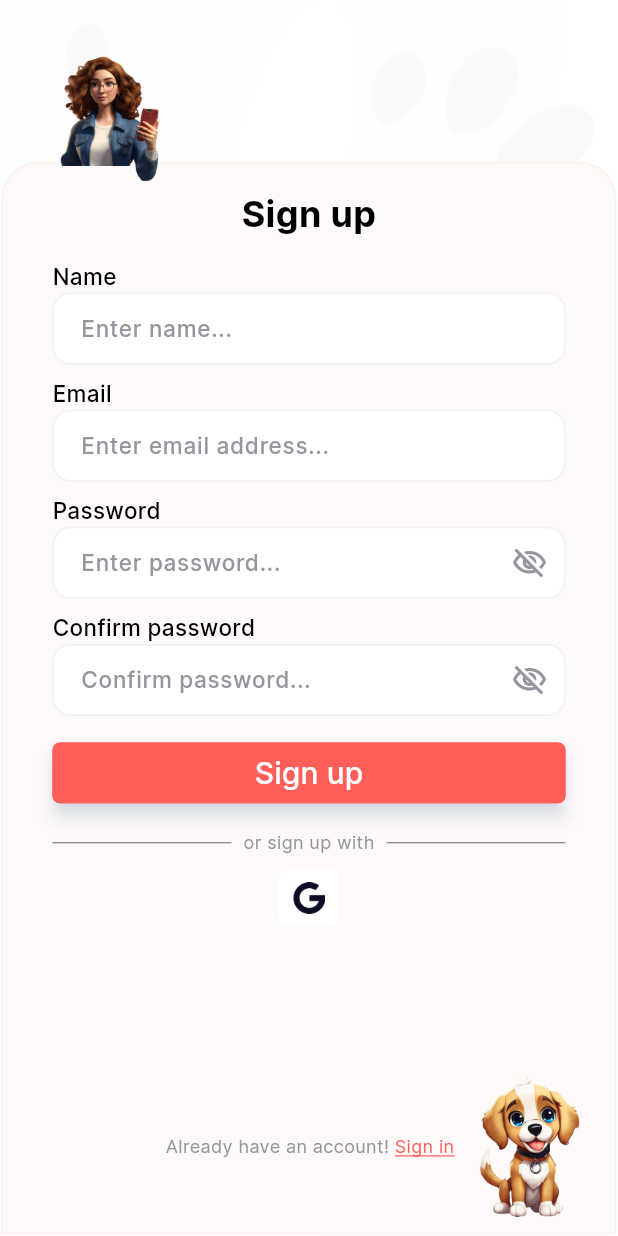
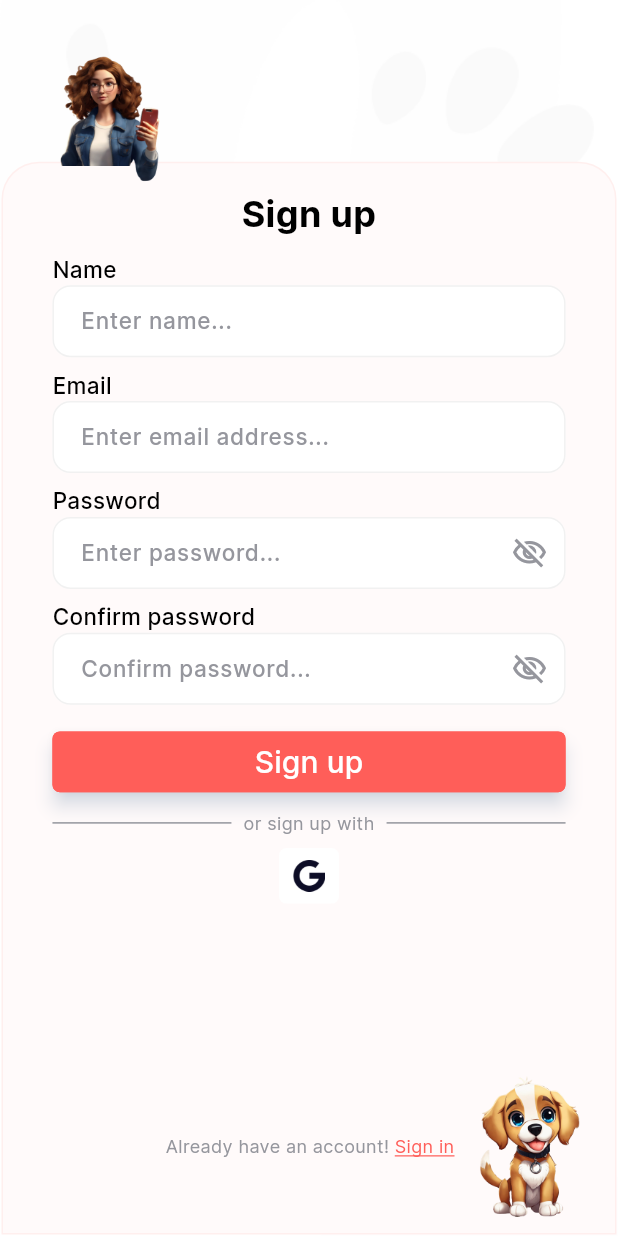
Before and after one commit to the-whitebox/CV-Lab, a Flutter app: the screen it shows after launch, after a tap on "Sign up", on a phone screen of 412 x 824 dp. Run offline on Flutter 3.47's test engine with Material 3 defaults, Android fonts, the phone set to English and light mode, and no system bars; our stand-ins replace dotted_border, file_picker, get, get_storage, google_sign_in, image_picker and 6 more; network calls fail.

Commit message:
homeview and profile view design fix

```diff
--- a/lib/screens/bottom_bar/bottom_nav_bar.dart
+++ b/lib/screens/bottom_bar/bottom_nav_bar.dart
@@ -32,6 +32,8 @@ class BottomBarState extends State<BottomBar> {
         child: _buildPage(_currentIndex),
       ),
       bottomNavigationBar: BottomNavigationBar(
+selectedFontSize: 00,
+        unselectedFontSize: 00,
         showSelectedLabels: false,
         showUnselectedLabels: false,
         backgroundColor: const Color(0xFFFFFAFA),
@@ -83,6 +85,7 @@ class BottomBarState extends State<BottomBar> {
           ),
         ],
       ),
+
     );
   }
 
--- a/lib/screens/home_screen.dart
+++ b/lib/screens/home_screen.dart
@@ -163,7 +163,6 @@ class _HomeScreenState extends State<HomeScreen> {
                                 children: [
                                   Row(
                                     mainAxisAlignment: MainAxisAlignment.spaceAround,
-
                                     children: [
                                       SizedBox(
                                         width: MediaQuery.of(context).size.width*0.47,
--- a/lib/screens/signup_screen.dart
+++ b/lib/screens/signup_screen.dart
@@ -165,7 +165,7 @@ class _SignupScreenState extends State<SignupScreen> {
                                   ),
                                   SizedBox(
                                       height: isLargerScreen
-                                          ? screenHeight * 0.018
+                                          ? screenHeight * 0.012
                                           : screenHeight * 0.01),
                                   const Text('Name', style: kTextFieldTextStyle),
                                   TextField(
@@ -179,7 +179,7 @@ class _SignupScreenState extends State<SignupScreen> {
                                     },
                                     style: kTextFieldTextStyle,
                                     decoration: kTextFieldDecoration.copyWith(
-                                      errorStyle: TextStyle(fontSize: isLargerScreen ? 11 : 10,height: 0.1),
+                                      errorStyle: TextStyle(fontSize: isLargerScreen ? 11 : 10),
                                       isDense: isLargerScreen ? false : true,
                                       errorText: _validateUsername
                                           ? _usernameErrorText
@@ -189,7 +189,7 @@ class _SignupScreenState extends State<SignupScreen> {
                                   ),
                                   SizedBox(
                                       height: isLargerScreen
-                                          ? screenHeight * 0.011
+                                          ? screenHeight * 0.010
                                           : screenHeight * 0.008),
                                   const Text('Email', style: kTextFieldTextStyle),
                                   TextField(
@@ -203,7 +203,7 @@ class _SignupScreenState extends State<SignupScreen> {
                                     },
                                     style: kTextFieldTextStyle,
                                     decoration: kTextFieldDecoration.copyWith(
-                                      errorStyle: TextStyle(fontSize: isLargerScreen ? 11 : 10,height: 0.1),
+                                      errorStyle: TextStyle(fontSize: isLargerScreen ? 11 : 10),
                                       isDense: isLargerScreen ? false : true,
                                       errorText: _validateEmail ? _emailErrorText : null,
                                       hintText: 'Enter email address...',
@@ -211,7 +211,7 @@ class _SignupScreenState extends State<SignupScreen> {
                                   ),
                                   SizedBox(
                                       height: isLargerScreen
-                                          ? screenHeight * 0.011
+                                          ? screenHeight * 0.010
                                           : screenHeight * 0.008),
                                   const Text('Password', style: kTextFieldTextStyle),
                                   TextField(
@@ -225,7 +225,7 @@ class _SignupScreenState extends State<SignupScreen> {
                                     },
                                     style: kTextFieldTextStyle,
                                     decoration: kTextFieldDecoration.copyWith(
-                                      errorStyle: TextStyle(fontSize: isLargerScreen ? 11 : 10,height: 0.1),
+                                      errorStyle: TextStyle(fontSize: isLargerScreen ? 11 : 10),
                                       isDense: isLargerScreen ? false : true,
                                       suffixIconConstraints: BoxConstraints(
                                           maxHeight: isLargerScreen ? 40 : 30, maxWidth: 50),
@@ -249,7 +249,7 @@ class _SignupScreenState extends State<SignupScreen> {
                                   ),
                                   SizedBox(
                                       height: isLargerScreen
-                                          ? screenHeight * 0.011
+                                          ? screenHeight * 0.010
                                           : screenHeight * 0.008),
                                   const Text('Confirm password', style: kTextFieldTextStyle),
                                   TextField(
@@ -263,7 +263,7 @@ class _SignupScreenState extends State<SignupScreen> {
                                     },
                                     style: kTextFieldTextStyle,
                                     decoration: kTextFieldDecoration.copyWith(
-                                      errorStyle: TextStyle(fontSize: isLargerScreen ? 11 : 10,height: 0.1),
+                                      errorStyle: TextStyle(fontSize: isLargerScreen ? 11 : 10),
                                       isDense: isLargerScreen ? false : true,
                                       suffixIconConstraints: BoxConstraints(
                                           maxHeight: isLargerScreen ? 40 : 30, maxWidth: 50),
@@ -411,7 +411,7 @@ class _SignupScreenState extends State<SignupScreen> {
                                   ),
                                   SizedBox(
                                       height: isLargerScreen
-                                          ? screenHeight * 0.017
+                                          ? screenHeight * 0.01
                                           : screenHeight * 0.012),
                                   const Row(
                                     mainAxisAlignment: MainAxisAlignment.spaceBetween,
@@ -441,7 +441,7 @@ class _SignupScreenState extends State<SignupScreen> {
                                   ),
                                   SizedBox(
                                       height: isLargerScreen
-                                          ? screenHeight * 0.012
+                                          ? screenHeight * 0.010
                                           : screenHeight * 0.012),
 
                                   getPlatformInfo()?    Row(
--- a/lib/utils/functions.dart
+++ b/lib/utils/functions.dart
@@ -50,7 +50,7 @@ Future<void> makePdf(pw.Widget widget, String templateName) async {
 }
 
 final emailRegex = RegExp(
-  r'^[\w-]+(\.[\w-]+)*@[A-Za-z0-9]+(\.[A-Za-z0-9]+)*(\.[A-Za-z]{2,})$',
+  r'^[\w-]+(\.[\w-]+)*@[A-Za-z0-9]+(\.[A-Za-z]{2,3}){1}$',
 );
 
 bool isValidEmail(String email) {
```
Also changed, not shown: lib/custom_widgets/custom_widgets.dart (+6 -5 lines), lib/screens/profile_screen.dart (+34 -20 lines), lib/screens/signin_screen.dart (+4 -3 lines), assets/images/gifs/mic_gif.gif (added), 32 other files.
